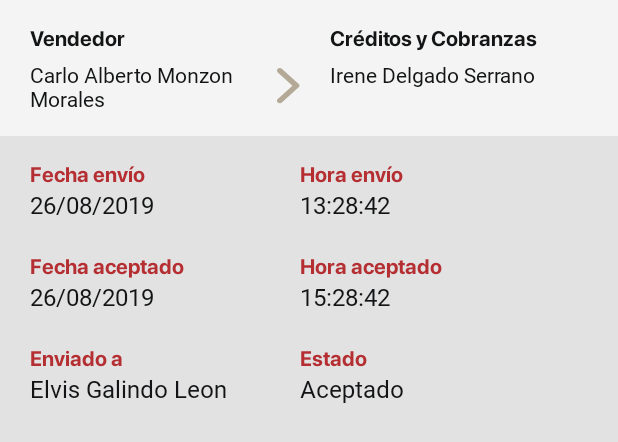
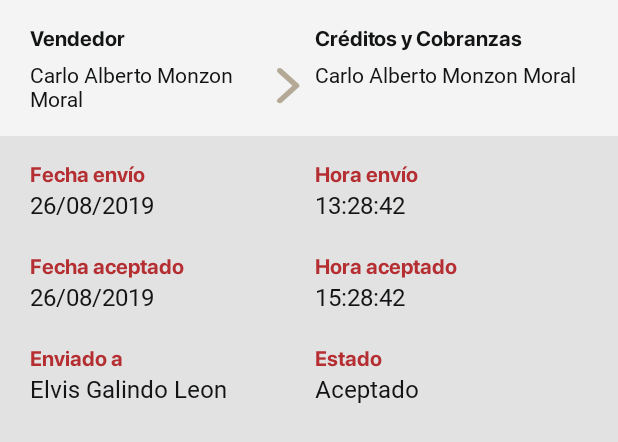
Before and after one commit to pguillena/AppUnibell, an Android app: the layout item_cobranza_flujo_resumen.xml on its own in the app's theme, with its tools: preview values and no code run, on a phone screen of 412 x 824 dp. Shown: the top 442 px of the screen. Run offline under Robolectric (Android 15) with nearby library versions, the phone set to English and light mode, and no system bars; network calls fail.

Commit message:
Flujo resumen y flujo 2 integrados

```diff
--- a/app/src/main/java/pe/com/app/unibell/appunibell/AD/Cobranza_Flujo2_Seguimiento_Adapter.java
+++ b/app/src/main/java/pe/com/app/unibell/appunibell/AD/Cobranza_Flujo2_Seguimiento_Adapter.java
@@ -52,8 +52,8 @@ public class Cobranza_Flujo2_Seguimiento_Adapter extends ArrayAdapter<Documentos
         //mainHolder.fl_item1.setText(documentos_cobra_movBE.getNOM_ROL_ORIGEN() + "-" + documentos_cobra_movBE.getNOM_ROL_DESTINO());
         mainHolder.fl_item2.setText(documentos_cobra_movBE.getFECHA_MOVIMIENTO());
         mainHolder.fl_item3.setText(documentos_cobra_movBE.getFECHA_RECEPCION());
-        mainHolder.fl_item4.setText(documentos_cobra_movBE.getNOM_PERSONA_DESTINO());
-        mainHolder.fl_item5.setText(documentos_cobra_movBE.getNOM_ESTADO_MOVIMIENTO());
+        mainHolder.fl_item4.setText( funciones.LetraCapital(documentos_cobra_movBE.getNOM_PERSONA_DESTINO()));
+        mainHolder.fl_item5.setText(funciones.LetraCapital(documentos_cobra_movBE.getNOM_ESTADO_MOVIMIENTO()));
 
         return convertView;
     }
--- a/app/src/main/res/layout/item_cobranza_flujo_resumen.xml
+++ b/app/src/main/res/layout/item_cobranza_flujo_resumen.xml
@@ -34,7 +34,7 @@
         android:fontFamily="@font/sf_pro_display_bold"
         android:textColor="@color/label_color_menu"
         android:layout_toRightOf="@id/fj_item1"
-        android:paddingLeft="@dimen/pad_20dp"
+        android:paddingLeft="@dimen/pad_10dp"
         />
 
 
@@ -42,7 +42,7 @@
         android:id="@+id/fj_item2"
         android:layout_width="180dp"
         android:layout_height="wrap_content"
-        android:text="Carlo Alberto Monzon Morales"
+        android:text="Carlo Alberto Monzon Moral"
         android:textSize="14dp"
         android:layout_marginTop="5dp"
         android:fontFamily="@font/sf_pro_display_light"
@@ -56,14 +56,14 @@
         android:id="@+id/fj_item4"
         android:layout_width="match_parent"
         android:layout_height="wrap_content"
-        android:text="Irene Delgado Serrano"
+        android:text="Carlo Alberto Monzon Moral"
         android:textSize="14dp"
         android:layout_marginTop="5dp"
         android:fontFamily="@font/sf_pro_display_light"
         android:textColor="@color/label_color_menu"
         android:layout_below="@id/fj_item3"
         android:layout_toRightOf="@id/fj_item2"
-        android:paddingLeft="@dimen/pad_20dp"
+        android:paddingLeft="@dimen/pad_10dp"
         />
 
 
@@ -95,7 +95,7 @@
 
     <TextView
         android:id="@+id/f2_itemLabel"
-        android:layout_width="180dp"
+        android:layout_width="190dp"
         android:layout_height="wrap_content"
         android:text="Fecha envío"
         android:textSize="14dp"
@@ -120,7 +120,7 @@
 
     <TextView
         android:id="@+id/fl_item2"
-        android:layout_width="180dp"
+        android:layout_width="190dp"
         android:layout_height="wrap_content"
         android:text="26/08/2019"
         android:textSize="16dp"
@@ -146,7 +146,7 @@
 
     <TextView
         android:id="@+id/f4_itemLabel"
-        android:layout_width="180dp"
+        android:layout_width="190dp"
         android:layout_height="wrap_content"
         android:text="Fecha aceptado"
         android:textSize="14dp"
@@ -159,7 +159,7 @@
 
     <TextView
         android:id="@+id/fl_item3"
-        android:layout_width="180dp"
+        android:layout_width="190dp"
         android:layout_height="wrap_content"
         android:text="26/08/2019"
         android:textSize="16dp"
@@ -198,7 +198,7 @@
 
     <TextView
         android:id="@+id/fl_item44"
-        android:layout_width="180dp"
+        android:layout_width="190dp"
         android:layout_height="wrap_content"
         android:text="Enviado a"
         android:textSize="14dp"
@@ -211,7 +211,7 @@
 
     <TextView
         android:id="@+id/fl_item4"
-        android:layout_width="180dp"
+        android:layout_width="190dp"
         android:layout_height="wrap_content"
         android:text="Elvis Galindo Leon"
         android:textSize="16dp"
```
Also changed, not shown: app/src/main/java/pe/com/app/unibell/appunibell/AD/Cobranza_FlujoResumen_Seguimiento_Adapter.java (+4 -4 lines).
